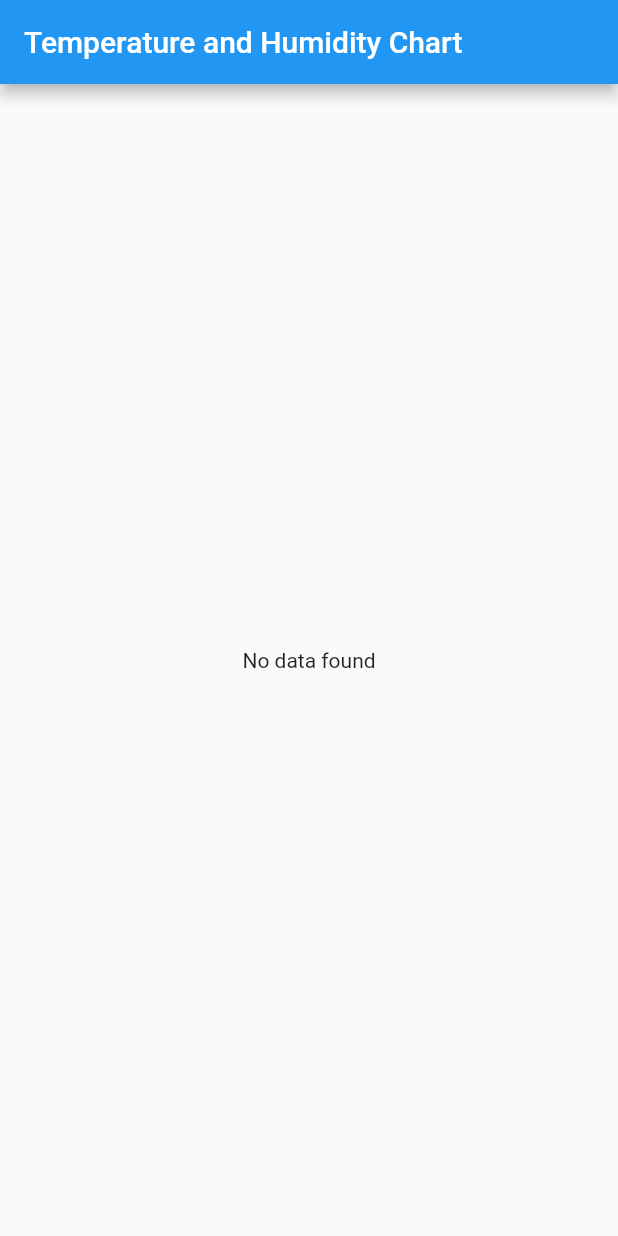
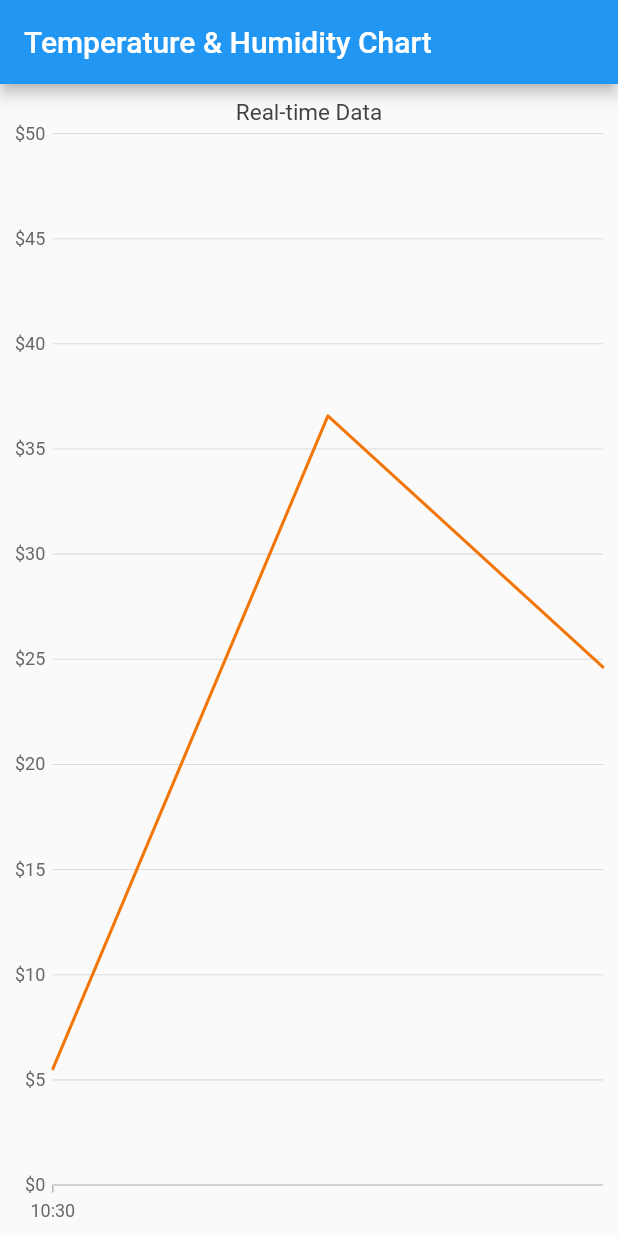
Before and after one commit to PoxhYT/Lernfeld7-Cyber-Physische-Systeme, a Flutter app: the screen it shows after launch, on a phone screen of 412 x 824 dp. Run offline on Flutter 3.47's test engine with Material 2 defaults, Android fonts, the light colour scheme and no system bars; our stand-ins replace cloud_firestore, firebase_core, fl_chart, syncfusion_flutter_charts; accounts and stored records are empty.

Commit message:
Implemented new chart

```diff
--- /dev/null
+++ b/Flutter/lib/Chart.dart
@@ -0,0 +1,96 @@
+import 'dart:async';
+import 'dart:math';
+
+import 'package:flutter/material.dart';
+import 'package:syncfusion_flutter_charts/charts.dart';
+
+class Chart extends StatefulWidget {
+  const Chart({super.key});
+
+  @override
+  State<Chart> createState() => _ChartState();
+}
+
+class _ChartState extends State<Chart> {
+  TrackballBehavior? _trackballBehavior;
+  List<ChartSampleData> chartData = [];
+  late StreamController<List<ChartSampleData>> _streamController;
+  final _random = Random();
+
+  @override
+  void initState() {
+    _trackballBehavior = TrackballBehavior(
+        enable: true,
+        activationMode: ActivationMode.singleTap,
+        tooltipSettings: const InteractiveTooltip(format: 'point.x : point.y'));
+
+    _streamController = StreamController<List<ChartSampleData>>();
+    Timer.periodic(Duration(seconds: 2), (timer) {
+      addData(); // Adding new data to the chart
+      _streamController.add(chartData); // Adding updated data to the stream
+    });
+
+    super.initState();
+  }
+
+  void addData() {
+    DateTime now = DateTime.now();
+    double yValue = _random.nextDouble() * 50; // Generating random value between 0 and 50
+    chartData.add(ChartSampleData(x: now, yValue: yValue));
+  }
+
+  @override
+  void dispose() {
+    _streamController.close(); // Closing the stream when not needed
+    super.dispose();
+  }
+
+  @override
+  Widget build(BuildContext context) {
+    return StreamBuilder<List<ChartSampleData>>(
+      stream: _streamController.stream,
+      builder: (context, snapshot) {
+        if (snapshot.connectionState == ConnectionState.waiting) {
+          return Center(child: CircularProgressIndicator());
+        }
+
+        return _buildDefaultDateTimeAxisChart(_trackballBehavior, snapshot.data!);
+      },
+    );
+  }
+
+  SfCartesianChart _buildDefaultDateTimeAxisChart(
+      _trackballBehavior, List<ChartSampleData> data) {
+    return SfCartesianChart(
+        plotAreaBorderWidth: 0,
+        title: ChartTitle(text: 'Real-time Data'),
+        primaryXAxis: DateTimeAxis(majorGridLines: const MajorGridLines(width: 0)),
+        primaryYAxis: NumericAxis(
+          minimum: 0,
+          maximum: 50, // Adjusted as per the new yValue range
+          interval: 5,
+          labelFormat: r'${value}',
+          axisLine: const AxisLine(width: 0),
+          majorTickLines: const MajorTickLines(size: 0),
+        ),
+        series: <LineSeries<ChartSampleData, DateTime>>[
+          LineSeries<ChartSampleData, DateTime>(
+            dataSource: data,
+            xValueMapper: (ChartSampleData data, _) => data.x,
+            yValueMapper: (ChartSampleData data, _) => data.yValue,
+            color: const Color.fromRGBO(242, 117, 7, 1),
+          )
+        ],
+        trackballBehavior: _trackballBehavior);
+  }
+}
+
+class ChartSampleData {
+  ChartSampleData({
+    required this.x,
+    required this.yValue,
+  });
+
+  final DateTime x;
+  final double yValue;
+}
--- a/Flutter/lib/main.dart
+++ b/Flutter/lib/main.dart
@@ -1,8 +1,11 @@
 import 'package:flutter/material.dart';
 import 'package:cloud_firestore/cloud_firestore.dart';
 import 'package:firebase_core/firebase_core.dart';
+import 'package:intl/intl.dart';
+import 'package:lf_07_cyber_physical_system/Chart.dart';
 import 'package:lf_07_cyber_physical_system/firebase_options.dart';
 import 'package:fl_chart/fl_chart.dart';
+import 'package:syncfusion_flutter_charts/charts.dart';
 
 void main() async {
   WidgetsFlutterBinding.ensureInitialized();
@@ -15,76 +18,16 @@ class MyApp extends StatelessWidget {
   Widget build(BuildContext context) {
     return MaterialApp(
       home: Scaffold(
-        appBar: AppBar(title: Text('Temperature and Humidity Chart')),
-        body: ThermalChart(),
+        appBar: AppBar(title: Text('Temperature & Humidity Chart')),
+        body: TempHumidityChart(),
       ),
     );
   }
 }
 
-class ThermalData {
-  final double temperature;
-  final double humidity;
-  final Timestamp timestamp;
-
-  ThermalData(this.temperature, this.humidity, this.timestamp);
-}
-
-Future<List<ThermalData>> getThermalData() async {
-  QuerySnapshot snapshot = await FirebaseFirestore.instance.collection('thermals').get();
-  return snapshot.docs.map((doc) {
-    return ThermalData(
-      (doc['temperature'] as num).toDouble(),
-      (doc['humidity'] as num).toDouble(),
-      doc['timestamp'] as Timestamp,
-    );
-  }).toList();
-}
-
-class ThermalChart extends StatelessWidget {
+class TempHumidityChart extends StatelessWidget {
   @override
   Widget build(BuildContext context) {
-    return FutureBuilder<List<ThermalData>>(
-      future: getThermalData(),
-      builder: (context, snapshot) {
-        if (snapshot.connectionState == ConnectionState.waiting) {
-          return Center(child: CircularProgressIndicator());
-        } else if (snapshot.hasError) {
-          return Center(child: Text('Error: ${snapshot.error}'));
-        } else if (!snapshot.hasData || snapshot.data!.isEmpty) {
-          return Center(child: Text('No data found'));
-        } else {
-          List<ThermalData> data = snapshot.data!;
-
-          List<BarChartGroupData> barGroups = data.map((thermalData) {
-            int index = data.indexOf(thermalData);
-            return BarChartGroupData(
-              x: index,
-              barRods: [
-                BarChartRodData(
-                  toY: thermalData.temperature,
-                  color: Colors.red,
-                  width: 4,
-                ),
-                BarChartRodData(
-                  toY: thermalData.humidity,
-                  color: Colors.blue,
-                  width: 4,
-                ),
-              ],
-            );
-          }).toList();
-
-          return Padding(
-            padding: const EdgeInsets.all(8.0),
-            child: BarChart(
-              BarChartData(
-                barGroups: barGroups,
-              ),
-            ),
-          );
-        }
-      },
-    );
+    return Chart();
   }
 }
--- a/Flutter/pubspec.yaml
+++ b/Flutter/pubspec.yaml
@@ -42,6 +42,7 @@ dependencies:
   fl_chart: ^0.63.0
   cloud_firestore: ^4.9.3
   intl: ^0.18.1
+  syncfusion_flutter_charts: ^23.1.39
 
 dev_dependencies:
   flutter_test:
```
Also changed, not shown: Flutter/pubspec.lock.
